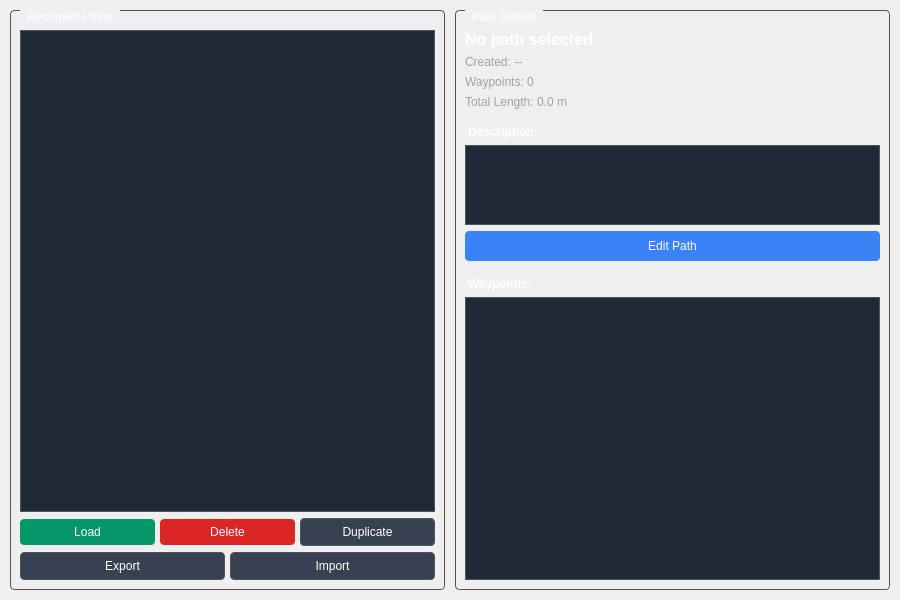
Qt form qt-drone-ui/src/widgets/recordedpathswidget.ui (OptiTrack/Drone-Calibration) before a commit.
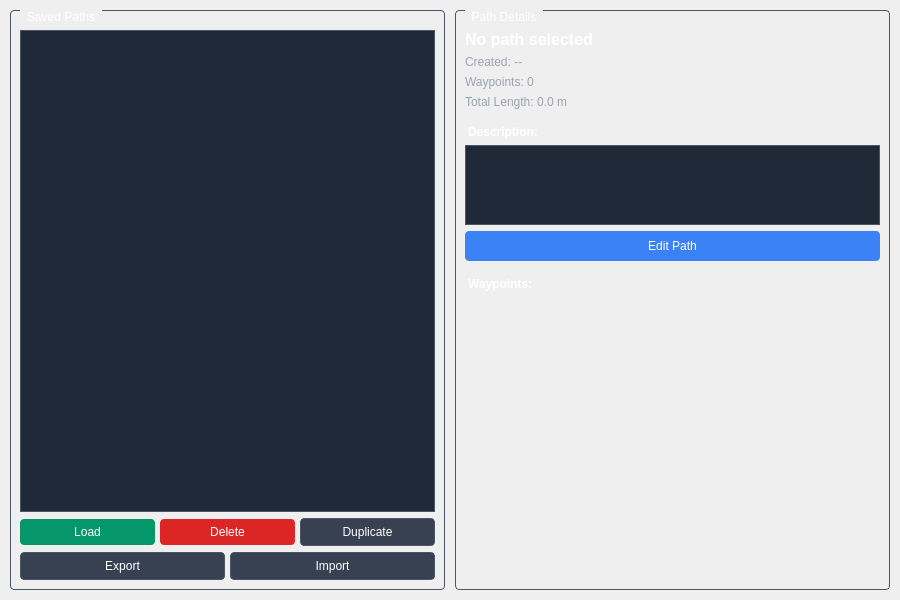
The same form after that commit.

Commit message: Fix path management system Remove obsolete code Refactor waypoint editor

What changed in the file:
```diff
--- a/qt-drone-ui/src/widgets/recordedpathswidget.ui
+++ b/qt-drone-ui/src/widgets/recordedpathswidget.ui
@@ -47,7 +47,7 @@
 QGroupBox::title { subcontrol-origin: margin; left: 10px; padding: 0 5px 0 5px; }</string>
        </property>
        <property name="title">
-        <string>Recorded Paths</string>
+        <string>Saved Paths</string>
        </property>
        <layout class="QVBoxLayout" name="pathListLayout">
         <item>
@@ -237,9 +237,12 @@
         </item>
         <item>
          <widget class="QListWidget" name="waypointDetailsList">
+          <property name="frameShape">
+           <enum>QFrame::NoFrame</enum>
+          </property>
           <property name="styleSheet">
-           <string notr="true">QListWidget { background-color: #1f2937; color: white; border: 1px solid #4b5563; font-family: monospace; font-size: 11px; } 
-QListWidget::item { padding: 4px; }</string>
+           <string notr="true">QListWidget { background-color: transparent; color: #e5e7eb; border: none; font-family: monospace; font-size: 11px; } 
+QListWidget::item { padding: 2px 0; }</string>
           </property>
          </widget>
         </item>
```
Left out of the diff: 2 changed lines with no effect on the pictures. The commit also changes 17 other files.
